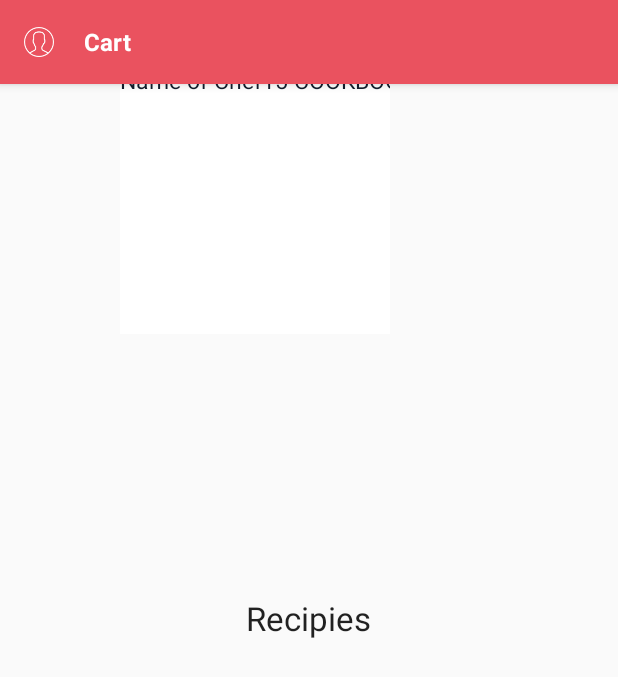
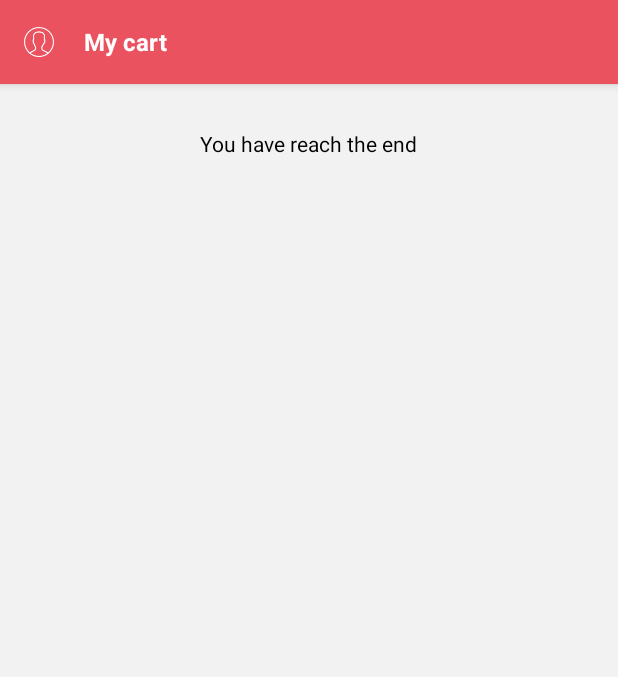
Before and after one commit to LouisLoode/android-yummytime, an Android app: the layout fragment_cart.xml on its own in the app's theme, with its tools: preview values and no code run, on a phone screen of 412 x 824 dp. Shown: the top 677 px of the screen. Run offline under Robolectric (Android 15) with nearby library versions, the phone set to English and light mode, and no system bars.

Commit message:
CheckList

```diff
--- a/app/src/main/java/me/yummyti/yummytime/HomeActivity.java
+++ b/app/src/main/java/me/yummyti/yummytime/HomeActivity.java
@@ -123,13 +123,13 @@ public class HomeActivity extends AppCompatActivity implements BaseFragment.Frag
         throw new IllegalStateException("Need to send an index that we know");
     }
 
-    public void buttonClick(View v) {
+  /*  public void buttonClick(View v) {
         switch(v.getId()) {
             case R.id.btn_all_ingrediants:
                 Intent IngredientsAll = new Intent(getApplicationContext(), IngredientsAllActivity.class);
                 startActivity(IngredientsAll);
                 break;
         }
-    }
+    }*/
 
 }
--- a/app/src/main/res/layout/fragment_cart.xml
+++ b/app/src/main/res/layout/fragment_cart.xml
@@ -2,7 +2,8 @@
 <RelativeLayout xmlns:android="http://schemas.android.com/apk/res/android"
     android:layout_width="match_parent"
     android:layout_height="match_parent"
-    android:orientation="vertical">
+    android:orientation="vertical"
+    android:background="#F2F2F2">
     <android.support.v7.widget.Toolbar
         android:id="@+id/my_toolbar"
         android:layout_width="match_parent"
@@ -18,30 +19,32 @@
         <TextView
             android:layout_width="wrap_content"
             android:layout_height="wrap_content"
-            android:text="Cart"
+            android:text="My cart"
             android:textSize="16dp"
             android:textStyle="bold"
             android:textColor="#FFFFFF"
             android:id="@+id/toolbar_title" />
     </android.support.v7.widget.Toolbar>
 
-    <Button
+
+    <ListView
+        android:id="@+id/checkable_list"
+        android:layout_width="fill_parent"
+        android:layout_height="wrap_content"
+        android:layout_alignParentLeft="true"
+        android:layout_below="@+id/my_toolbar" />
+
+    <TextView
         android:layout_width="wrap_content"
         android:layout_height="wrap_content"
-        android:onClick="buttonClick"
-        android:text="@string/all_ingrediants"
-        android:id="@+id/btn_all_ingrediants"
-        android:layout_alignParentRight="true"
-        android:layout_alignParentTop="true" />
-
-    <TextView
-        android:id="@+id/textView2"
-        android:layout_width="wrap_content"
-        android:layout_height="wrap_content"
-        android:layout_centerInParent="true"
-        android:text="@string/recipies"
-        android:textAppearance="?android:attr/textAppearanceLarge"/>
-
+        android:gravity="center_horizontal"
+        android:text="You have reach the end"
+        android:textSize="14dp"
+        android:textColor="#000000"
+        android:layout_below="@+id/checkable_list"
+        android:layout_centerHorizontal="true"
+        android:paddingTop="30dp"
+        />
 
     <!-- Best Chef -->
     <TextView
@@ -52,35 +55,5 @@
         android:textSize="20dp"
         android:textColor="#131D2C"
         />
-    <LinearLayout
-        android:layout_width="180dp"
-        android:layout_below="@+id/textChef"
-        android:layout_height="180dp"
-        android:layout_marginTop="15dp"
-        android:id="@+id/layoutChef"
-        android:background="@android:color/white"
-        android:layout_marginLeft="80dp">
-        <ImageView
-            android:layout_width="wrap_content"
-            android:layout_height="wrap_content"
-            android:id="@+id/imageChef"
-            android:scaleType="fitXY"/>
-        <TextView
-            android:layout_width="wrap_content"
-            android:layout_height="wrap_content"
-            android:id="@+id/authorview"
-            android:text="Name of Chef"
-            android:textSize="15dp"
-            android:textColor="#131D2C" />
-        <TextView
-            android:layout_width="179dp"
-            android:layout_height="49dp"
-            android:id="@+id/numberCookbook"
-            android:layout_below="@+id/authorview"
-            android:text="15 COOKBOOKS"
-            android:textSize="15dp"
-            android:textColor="#131D2C"
-            />
-    </LinearLayout>
 
 </RelativeLayout>
--- a/app/src/main/res/layout/vertical_menu_cookbook.xml
+++ b/app/src/main/res/layout/vertical_menu_cookbook.xml
@@ -27,7 +27,6 @@
             android:layout_width="wrap_content"
             android:layout_height="wrap_content"
             android:textColor="#131D2C"
-            android:id="@id/authorview"
             android:textSize="10dp"
             android:layout_marginTop="5dp"
             android:layout_gravity="center"/>
--- a/app/src/main/res/values/colors.xml
+++ b/app/src/main/res/values/colors.xml
@@ -2,5 +2,7 @@
 <resources>
     <color name="colorPrimary">#3F51B5</color>
     <color name="colorPrimaryDark">#303F9F</color>
-    <color name="colorAccent">#FF4081</color>
+    <color name="colorAccent">#ff4081</color>
+
+
 </resources>
```
Also changed, not shown: app/src/main/java/me/yummyti/yummytime/fragments/CartsFragment.java (+57 -0 lines), app/src/main/res/layout/ingredients_list_row.xml (added, +13 -0 lines).
